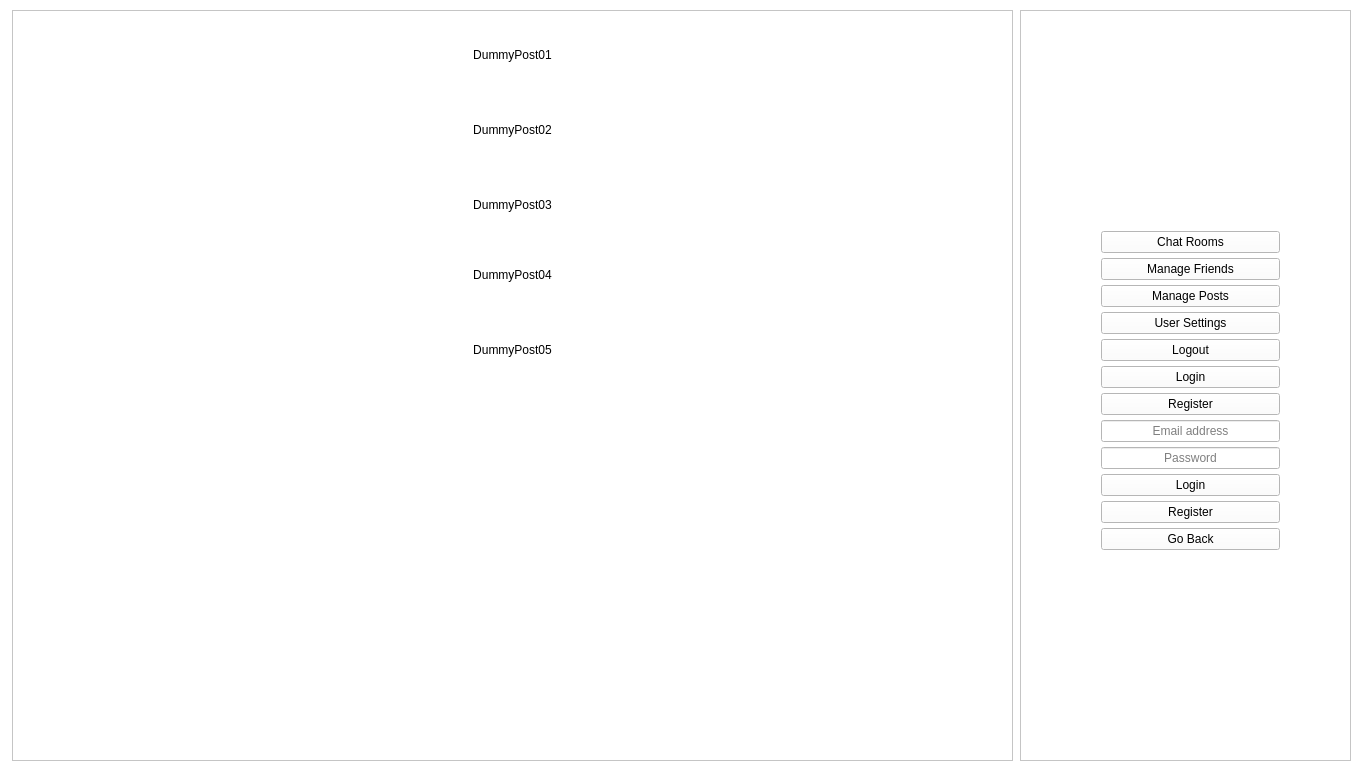
The window that mainwindow.ui (gheorghitamutu/RCSocialNetwork-Client) describes before a commit, drawn with Qt 5.
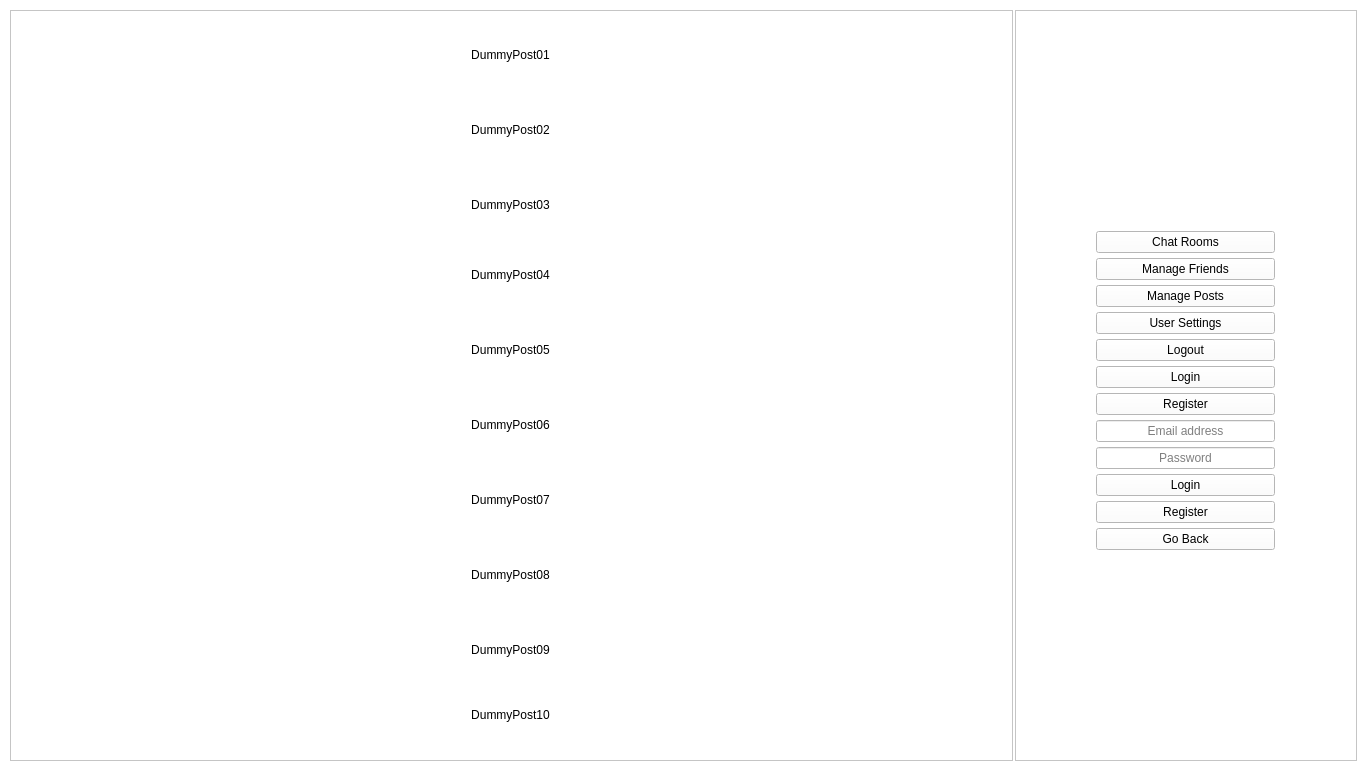
The same window after the commit.

```diff
--- a/mainwindow.ui
+++ b/mainwindow.ui
@@ -10,7 +10,7 @@
     <x>0</x>
     <y>0</y>
     <width>1366</width>
-    <height>773</height>
+    <height>768</height>
    </rect>
   </property>
   <property name="sizePolicy">
@@ -47,9 +47,9 @@
    <widget class="QFrame" name="RStateFrame">
     <property name="geometry">
      <rect>
-      <x>1020</x>
+      <x>1015</x>
       <y>10</y>
-      <width>331</width>
+      <width>342</width>
       <height>751</height>
      </rect>
     </property>
@@ -261,9 +261,9 @@
    <widget class="QFrame" name="L1StateFrame">
     <property name="geometry">
      <rect>
-      <x>12</x>
+      <x>10</x>
       <y>10</y>
-      <width>1001</width>
+      <width>1003</width>
       <height>751</height>
      </rect>
     </property>
@@ -380,6 +380,86 @@
       <bool>true</bool>
      </property>
     </widget>
+    <widget class="QPushButton" name="L1StatePost06Button">
+     <property name="geometry">
+      <rect>
+       <x>10</x>
+       <y>380</y>
+       <width>981</width>
+       <height>70</height>
+      </rect>
+     </property>
+     <property name="text">
+      <string>DummyPost06</string>
+     </property>
+     <property name="flat">
+      <bool>true</bool>
+     </property>
+    </widget>
+    <widget class="QPushButton" name="L1StatePost07Button">
+     <property name="geometry">
+      <rect>
+       <x>10</x>
+       <y>455</y>
+       <width>981</width>
+       <height>70</height>
+      </rect>
+     </property>
+     <property name="text">
+      <string>DummyPost07</string>
+     </property>
+     <property name="flat">
+      <bool>true</bool>
+     </property>
+    </widget>
+    <widget class="QPushButton" name="L1StatePost08Button">
+     <property name="geometry">
+      <rect>
+       <x>10</x>
+       <y>530</y>
+       <width>981</width>
+       <height>70</height>
+      </rect>
+     </property>
+     <property name="text">
+      <string>DummyPost08</string>
+     </property>
+     <property name="flat">
+      <bool>true</bool>
+     </property>
+    </widget>
+    <widget class="QPushButton" name="L1StatePost09Button">
+     <property name="geometry">
+      <rect>
+       <x>10</x>
+       <y>605</y>
+       <width>981</width>
+       <height>70</height>
+      </rect>
+     </property>
+     <property name="text">
+      <string>DummyPost09</string>
+     </property>
+     <property name="flat">
+      <bool>true</bool>
+     </property>
+    </widget>
+    <widget class="QPushButton" name="L1StatePost10Button">
+     <property name="geometry">
+      <rect>
+       <x>10</x>
+       <y>670</y>
+       <width>981</width>
+       <height>70</height>
+      </rect>
+     </property>
+     <property name="text">
+      <string>DummyPost10</string>
+     </property>
+     <property name="flat">
+      <bool>true</bool>
+     </property>
+    </widget>
    </widget>
   </widget>
   <action name="TestAction01">
```
